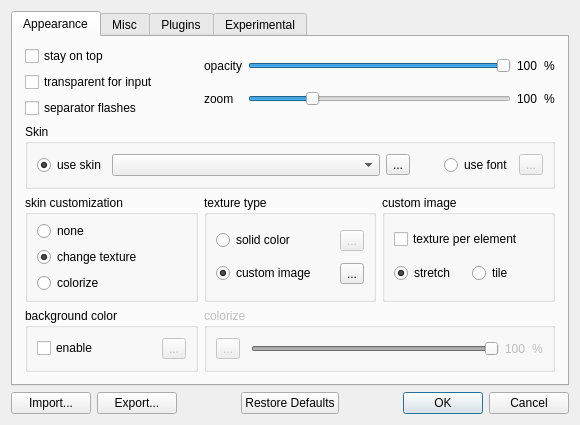
This is digital_clock/gui/settings_dialog.ui in Kolcha/DigitalClock4 as Qt 5 draws it before an edit. The edited form follows.
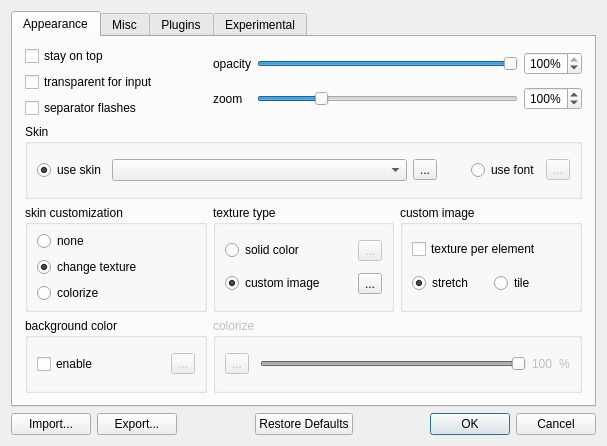
This is the edited form. Icons and pictures are not drawn. Custom widgets are drawn as their Qt base class.

Commit message: used spinboxes for opacity and zoom values

Patch:
```diff
--- a/digital_clock/gui/settings_dialog.ui
+++ b/digital_clock/gui/settings_dialog.ui
@@ -6,8 +6,8 @@
    <rect>
     <x>0</x>
     <y>0</y>
-    <width>512</width>
-    <height>415</height>
+    <width>607</width>
+    <height>446</height>
    </rect>
   </property>
   <property name="windowTitle">
@@ -127,6 +127,41 @@
        </item>
        <item row="0" column="1" colspan="2">
         <layout class="QGridLayout" name="sliders_layout">
+         <item row="1" column="1">
+          <widget class="QSlider" name="zoom_slider">
+           <property name="minimum">
+            <number>10</number>
+           </property>
+           <property name="maximum">
+            <number>400</number>
+           </property>
+           <property name="value">
+            <number>100</number>
+           </property>
+           <property name="orientation">
+            <enum>Qt::Horizontal</enum>
+           </property>
+          </widget>
+         </item>
+         <item row="0" column="2">
+          <widget class="QSpinBox" name="opacity_value">
+           <property name="alignment">
+            <set>Qt::AlignRight|Qt::AlignTrailing|Qt::AlignVCenter</set>
+           </property>
+           <property name="suffix">
+            <string notr="true">%</string>
+           </property>
+           <property name="minimum">
+            <number>5</number>
+           </property>
+           <property name="maximum">
+            <number>100</number>
+           </property>
+           <property name="value">
+            <number>100</number>
+           </property>
+          </widget>
+         </item>
          <item row="0" column="0">
           <widget class="QLabel" name="opacity_label">
            <property name="text">
@@ -153,20 +188,6 @@
            </property>
           </widget>
          </item>
-         <item row="0" column="2">
-          <widget class="QLabel" name="opacity_value">
-           <property name="text">
-            <string notr="true">100</string>
-           </property>
-          </widget>
-         </item>
-         <item row="0" column="3">
-          <widget class="QLabel" name="opcacity_percent">
-           <property name="text">
-            <string notr="true">%</string>
-           </property>
-          </widget>
-         </item>
          <item row="1" column="0">
           <widget class="QLabel" name="zoom_label">
            <property name="text">
@@ -174,34 +195,23 @@
            </property>
           </widget>
          </item>
-         <item row="1" column="1">
-          <widget class="QSlider" name="zoom_slider">
-           <property name="minimum">
-            <number>10</number>
-           </property>
-           <property name="maximum">
-            <number>400</number>
-           </property>
-           <property name="value">
-            <number>100</number>
-           </property>
-           <property name="orientation">
-            <enum>Qt::Horizontal</enum>
-           </property>
-          </widget>
-         </item>
          <item row="1" column="2">
-          <widget class="QLabel" name="zoom_value">
-           <property name="text">
-            <string notr="true">100</string>
+          <widget class="QSpinBox" name="zoom_value">
+           <property name="alignment">
+            <set>Qt::AlignRight|Qt::AlignTrailing|Qt::AlignVCenter</set>
            </property>
-          </widget>
-         </item>
-         <item row="1" column="3">
-          <widget class="QLabel" name="zoom_percent">
-           <property name="text">
+           <property name="suffix">
             <string notr="true">%</string>
            </property>
+           <property name="minimum">
+            <number>10</number>
+           </property>
+           <property name="maximum">
+            <number>400</number>
+           </property>
+           <property name="value">
+            <number>100</number>
+           </property>
           </widget>
          </item>
         </layout>
```
Left out of the diff: 160 changed lines with no effect on the pictures. The commit also changes 3 other files.
